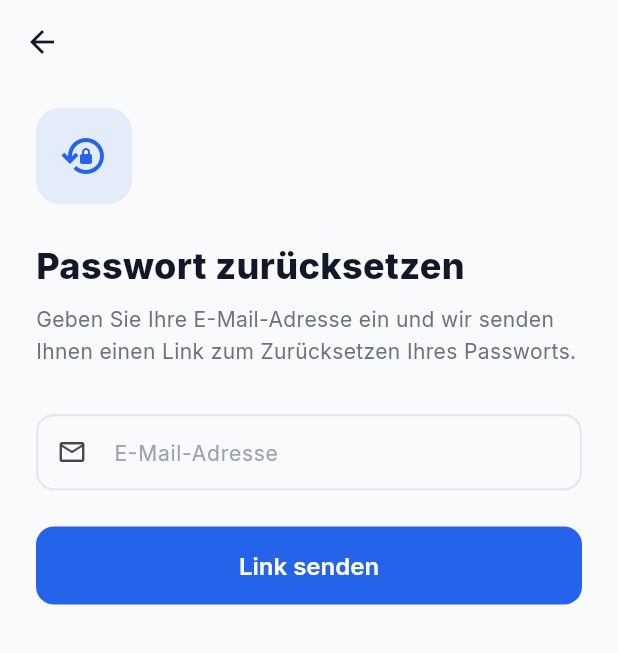
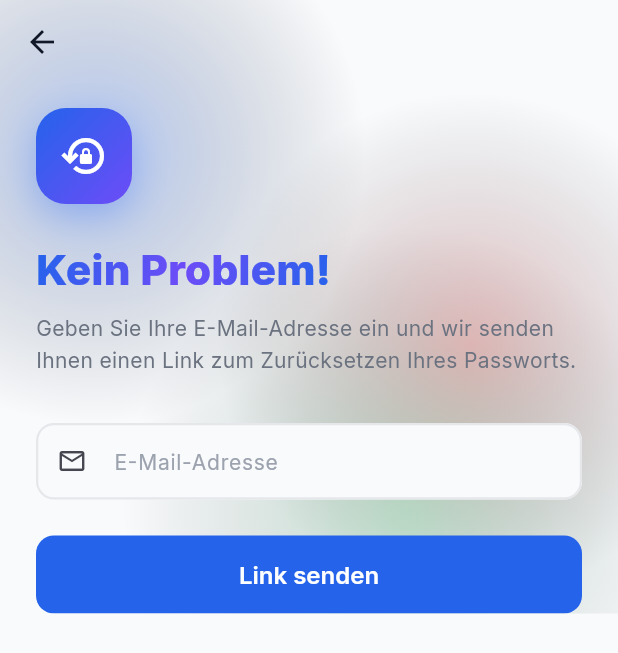
Before and after one commit to tounsii007/bewerbi-tn-suite, a Flutter app: the RegisterScreen screen opened by its route, after a tap on "Anmelden", after a tap on "Passwort vergessen?", on a phone screen of 412 x 824 dp. Shown: the top 653 px of the screen. Run offline on Flutter 3.47's test engine with Material 3 defaults, Android fonts, the phone set to English and light mode, and no system bars; our stand-ins replace cached_network_image, file_picker, flutter_riverpod, flutter_secure_storage, go_router, google_fonts and 2 more; accounts and stored records are empty.

Commit message:
Iter 136: flutter auth wave finish — register / forgot / reset
Three remaining flutter auth screens now use the Iter 128 primitives.

register_screen.dart:
- Transparent AppBar + extendBodyBehindAppBar
- Body wrapped in AppAuroraBackground (default)
- Hero section: eyebrow "Neues Konto" (1.2 letter-spacing),
  AppGradientText "Willkommen!" (32pt brand variant), body tagline
- All 3 hero elements in AppReveal staggered (0/80/140ms)

forgot_password_screen.dart:
- Transparent AppBar + extendBodyBehindAppBar
- Body wrapped in AppAuroraBackground (default)
- _buildForm icon: container → gradient square (primary→violet) with
  shadow-glow; AppGradientText "Kein Problem!" (28pt) replaces plain Text
- Form scrollable (SingleChildScrollView)

reset_password_screen.dart:
- Same AppBar + body changes
- _buildForm: gradient icon + AppGradientText "Neues Passwort"
- Form scrollable

flutter analyze clean.

Co-Authored-By: Claude Opus 4.7 <noreply@anthropic.com>

```diff
--- a/flutter/lib/screens/auth/forgot_password_screen.dart
+++ b/flutter/lib/screens/auth/forgot_password_screen.dart
@@ -5,6 +5,9 @@ import 'package:google_fonts/google_fonts.dart';
 
 import 'package:bewerbi_tn_flutter/app/theme.dart';
 import 'package:bewerbi_tn_flutter/services/api_client.dart';
+import 'package:bewerbi_tn_flutter/widgets/app_aurora_background.dart';
+import 'package:bewerbi_tn_flutter/widgets/app_gradient_text.dart';
+import 'package:bewerbi_tn_flutter/widgets/app_reveal.dart';
 
 class ForgotPasswordScreen extends ConsumerStatefulWidget {
   const ForgotPasswordScreen({super.key});
@@ -68,49 +71,74 @@ class _ForgotPasswordScreenState extends ConsumerState<ForgotPasswordScreen> {
 
     return Scaffold(
       appBar: AppBar(
+        backgroundColor: Colors.transparent,
+        elevation: 0,
         leading: IconButton(
           icon: const Icon(Icons.arrow_back),
           onPressed: () => context.go('/login'),
         ),
       ),
-      body: SafeArea(
+      extendBodyBehindAppBar: true,
+      body: AppAuroraBackground(
+        variant: AuroraVariant.defaultStrength,
+        child: SafeArea(
           child: Padding(
             padding: const EdgeInsets.symmetric(horizontal: 24),
             child: _isSubmitted ? _buildSuccess(isDark) : _buildForm(isDark),
+          ),
         ),
       ),
     );
   }
 
   Widget _buildForm(bool isDark) {
-    return Column(
+    return SingleChildScrollView(
+      child: Column(
         crossAxisAlignment: CrossAxisAlignment.start,
         children: [
           const SizedBox(height: 16),
 
           // Icon
-        Container(
+          AppReveal(
+            direction: AppRevealDirection.up,
+            child: Container(
               width: 64,
               height: 64,
               decoration: BoxDecoration(
-            color: AppColors.primary.withValues(alpha: 0.1),
-            borderRadius: BorderRadius.circular(16),
+                gradient: const LinearGradient(
+                  begin: Alignment.topLeft,
+                  end: Alignment.bottomRight,
+                  colors: [AppColors.primary, Color(0xFF6D4CF7)],
+                ),
+                borderRadius: BorderRadius.circular(20),
+                boxShadow: [
+                  BoxShadow(
+                    color: AppColors.primary.withValues(alpha: 0.3),
+                    offset: const Offset(0, 8),
+                    blurRadius: 20,
+                  ),
+                ],
               ),
               child: const Icon(
                 Icons.lock_reset_outlined,
                 size: 32,
-            color: AppColors.primary,
+                color: Colors.white,
+              ),
             ),
           ),
           const SizedBox(height: 24),
 
-        // Title
-        Text(
-          'Passwort zurücksetzen',
+          // Title — gradient
+          AppReveal(
+            direction: AppRevealDirection.up,
+            delay: const Duration(milliseconds: 100),
+            child: AppGradientText(
+              'Kein Problem!',
+              variant: GradientVariant.brand,
               style: GoogleFonts.inter(
-            fontSize: 24,
+                fontSize: 28,
                 fontWeight: FontWeight.w800,
-            color: isDark ? AppColors.white : AppColors.gray900,
+              ),
             ),
           ),
           const SizedBox(height: 8),
@@ -162,6 +190,7 @@ class _ForgotPasswordScreenState extends ConsumerState<ForgotPasswordScreen> {
           ),
         ),
       ],
+      ),
     );
   }
 
--- a/flutter/lib/screens/auth/register_screen.dart
+++ b/flutter/lib/screens/auth/register_screen.dart
@@ -6,6 +6,9 @@ import 'package:google_fonts/google_fonts.dart';
 import 'package:bewerbi_tn_flutter/app/theme.dart';
 import 'package:bewerbi_tn_flutter/models/profile.dart';
 import 'package:bewerbi_tn_flutter/widgets/password_strength_bar.dart';
+import 'package:bewerbi_tn_flutter/widgets/app_aurora_background.dart';
+import 'package:bewerbi_tn_flutter/widgets/app_gradient_text.dart';
+import 'package:bewerbi_tn_flutter/widgets/app_reveal.dart';
 
 class RegisterScreen extends ConsumerStatefulWidget {
   const RegisterScreen({super.key});
@@ -96,12 +99,17 @@ class _RegisterScreenState extends ConsumerState<RegisterScreen> {
 
     return Scaffold(
       appBar: AppBar(
+        backgroundColor: Colors.transparent,
+        elevation: 0,
         leading: IconButton(
           icon: const Icon(Icons.arrow_back),
           onPressed: () => context.go('/login'),
         ),
       ),
-      body: SafeArea(
+      extendBodyBehindAppBar: true,
+      body: AppAuroraBackground(
+        variant: AuroraVariant.defaultStrength,
+        child: SafeArea(
           child: SingleChildScrollView(
             padding: const EdgeInsets.symmetric(horizontal: 24),
             child: Column(
@@ -109,21 +117,42 @@ class _RegisterScreenState extends ConsumerState<RegisterScreen> {
               children: [
                 const SizedBox(height: 8),
 
-              // Title
-              Text(
-                'Registrieren',
+                // Eyebrow + Title
+                AppReveal(
+                  direction: AppRevealDirection.up,
+                  child: Text(
+                    'Neues Konto',
                     style: GoogleFonts.inter(
-                  fontSize: 28,
+                      fontSize: 13,
+                      fontWeight: FontWeight.w700,
+                      letterSpacing: 1.2,
+                      color: AppColors.primary,
+                    ),
+                  ),
+                ),
+                const SizedBox(height: 4),
+                AppReveal(
+                  direction: AppRevealDirection.up,
+                  delay: const Duration(milliseconds: 80),
+                  child: AppGradientText(
+                    'Willkommen!',
+                    variant: GradientVariant.brand,
+                    style: GoogleFonts.inter(
+                      fontSize: 32,
                       fontWeight: FontWeight.w800,
-                  color: isDark ? AppColors.white : AppColors.gray900,
+                    ),
                   ),
                 ),
                 const SizedBox(height: 8),
-              Text(
-                'Erstellen Sie Ihr bewerbi.tn Konto',
+                AppReveal(
+                  direction: AppRevealDirection.up,
+                  delay: const Duration(milliseconds: 140),
+                  child: Text(
+                    'In 60 Sekunden startklar — keine Kreditkarte nötig.',
                     style: GoogleFonts.inter(
-                  fontSize: 15,
-                  color: AppColors.gray500,
+                      fontSize: 14,
+                      color: isDark ? AppColors.gray300 : AppColors.gray600,
+                    ),
                   ),
                 ),
                 const SizedBox(height: 32),
@@ -315,6 +344,7 @@ class _RegisterScreenState extends ConsumerState<RegisterScreen> {
           ),
         ),
       ),
+      ),
     );
   }
 }
```
Also changed, not shown: flutter/lib/screens/auth/reset_password_screen.dart (+38 -9 lines), 1 other file. Lines whose indentation alone changed are shown as unchanged.
